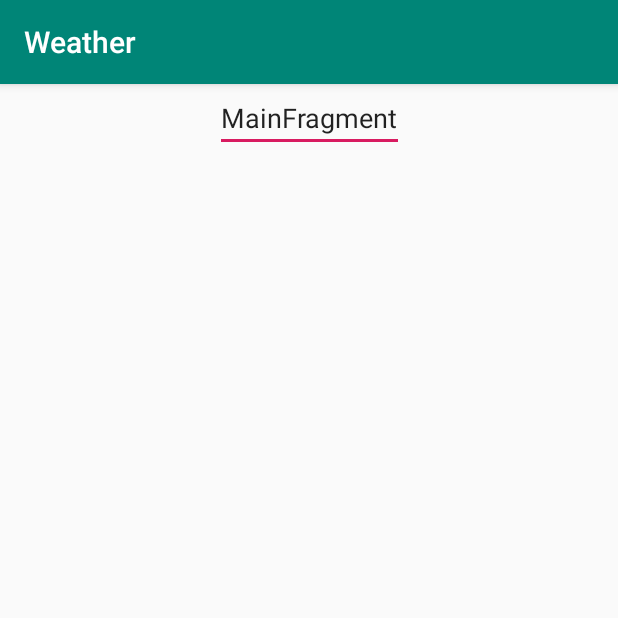
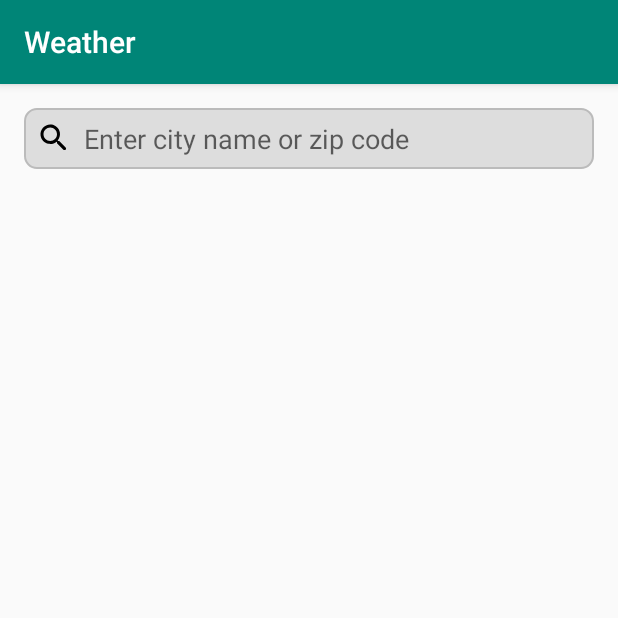
Before and after one commit to adurandet/Weather, an Android app: the screen it shows after launch (MainActivity), on a phone screen of 412 x 824 dp, the top half of it. Run offline under Robolectric (Android 15) with nearby library versions, the phone set to English and light mode, and no system bars; pictures from the network do not load; 1 statement that could not run was skipped.

Commit message:
Create UI Create Card weather View Create DebounceTextWatcher

```diff
--- /dev/null
+++ b/app/src/main/java/com/adurandet/weather/ui/main/view/WeatherCardView.kt
@@ -0,0 +1,38 @@
+package com.adurandet.weather.ui.main.view
+
+import android.content.Context
+import android.util.AttributeSet
+import android.view.View
+import android.widget.LinearLayout
+import com.adurandet.weather.R
+import com.adurandet.weather.model.Weather
+import com.adurandet.weather.utils.roundNumber
+import com.bumptech.glide.Glide
+import com.bumptech.glide.load.resource.drawable.DrawableTransitionOptions
+import kotlinx.android.synthetic.main.weather_card_layout.view.*
+
+class WeatherCardView @JvmOverloads constructor(context: Context, attrs: AttributeSet? = null, defStyle: Int = 0) : LinearLayout(context, attrs, defStyle) {
+
+    init {
+      View.inflate(context, R.layout.weather_card_layout, this)
+    }
+
+    fun setWeather(weather: Weather) {
+
+        with(weather) {
+
+            weather_card_name.text = name
+
+            weather_card_description.text = description
+
+            weather_card_temperature.text = context.getString(R.string.temperature, temperature.roundNumber(), context.getString(R.string.celsius))
+
+            Glide.with(context)
+                .load(iconURl)
+                .transition(DrawableTransitionOptions.withCrossFade())
+                .into(weather_card_icon)
+        }
+
+    }
+
+}
--- /dev/null
+++ b/app/src/main/res/drawable/background_stroke_grey_rounded.xml
@@ -0,0 +1,7 @@
+<?xml version="1.0" encoding="utf-8"?>
+<shape xmlns:android="http://schemas.android.com/apk/res/android"
+    android:shape="rectangle">
+    <stroke android:color="@color/dark_grey" android:width="@dimen/standard_stroke_width"/>
+    <solid android:color="@color/light_grey" />
+    <corners android:radius="@dimen/standard_radius" />
+</shape>
--- /dev/null
+++ b/app/src/main/res/drawable/ic_search.xml
@@ -0,0 +1,9 @@
+<vector xmlns:android="http://schemas.android.com/apk/res/android"
+    android:width="24dp"
+    android:height="24dp"
+    android:viewportWidth="24"
+    android:viewportHeight="24">
+  <path
+      android:fillColor="#FF000000"
+      android:pathData="M15.5,14h-0.79l-0.28,-0.27c1.2,-1.4 1.82,-3.31 1.48,-5.34 -0.47,-2.78 -2.79,-5 -5.59,-5.34 -4.23,-0.52 -7.79,3.04 -7.27,7.27 0.34,2.8 2.56,5.12 5.34,5.59 2.03,0.34 3.94,-0.28 5.34,-1.48l0.27,0.28v0.79l4.25,4.25c0.41,0.41 1.08,0.41 1.49,0 0.41,-0.41 0.41,-1.08 0,-1.49L15.5,14zM9.5,14C7.01,14 5,11.99 5,9.5S7.01,5 9.5,5 14,7.01 14,9.5 11.99,14 9.5,14z"/>
+</vector>
--- a/app/src/main/res/layout/main_activity.xml
+++ b/app/src/main/res/layout/main_activity.xml
@@ -1,7 +1,13 @@
 <?xml version="1.0" encoding="utf-8"?>
-<FrameLayout xmlns:android="http://schemas.android.com/apk/res/android"
+<androidx.coordinatorlayout.widget.CoordinatorLayout xmlns:android="http://schemas.android.com/apk/res/android"
     xmlns:tools="http://schemas.android.com/tools"
-    android:id="@+id/container"
+    android:id="@+id/coordinatorLayout"
     android:layout_width="match_parent"
-    android:layout_height="match_parent"
-    tools:context=".MainActivity" />
+    android:layout_height="match_parent">
+
+    <FrameLayout
+        android:id="@+id/container"
+        android:layout_width="match_parent"
+        android:layout_height="match_parent"
+        tools:context=".MainActivity" />
+</androidx.coordinatorlayout.widget.CoordinatorLayout>
--- a/app/src/main/res/layout/main_fragment.xml
+++ b/app/src/main/res/layout/main_fragment.xml
@@ -2,19 +2,45 @@
 <androidx.constraintlayout.widget.ConstraintLayout xmlns:android="http://schemas.android.com/apk/res/android"
     xmlns:app="http://schemas.android.com/apk/res-auto"
     xmlns:tools="http://schemas.android.com/tools"
-    android:id="@+id/main"
+    android:id="@+id/container"
     android:layout_width="match_parent"
     android:layout_height="match_parent"
-    tools:context=".ui.main.MainFragment">
+    android:padding="@dimen/standard_padding"
+    tools:context=".ui.main.MainFragment"
+    >
 
     <EditText
-        android:id="@+id/searchEdt"
-        android:layout_width="wrap_content"
+        android:id="@+id/weather_fragment_search_edt"
+        style="@style/SearchEditText"
+        android:layout_width="0dp"
         android:layout_height="wrap_content"
-        android:text="MainFragment"
+        android:hint="@string/enter_city_or_zip_code"
         app:layout_constraintEnd_toEndOf="parent"
         app:layout_constraintStart_toStartOf="parent"
         app:layout_constraintTop_toTopOf="parent" />
 
+    <androidx.core.widget.ContentLoadingProgressBar
+        android:id="@+id/weather_fragment_progress_bar"
+        style="@android:style/Widget.ProgressBar.Small"
+        android:layout_width="wrap_content"
+        android:layout_height="wrap_content"
+        android:visibility="gone"
+        tools:visibility="visible"
+        android:layout_marginEnd="@dimen/standard_padding"
+        app:layout_constraintEnd_toEndOf="parent"
+        app:layout_constraintTop_toTopOf="@id/weather_fragment_search_edt"
+        app:layout_constraintBottom_toBottomOf="@id/weather_fragment_search_edt"
+        />
+
+    <com.adurandet.weather.ui.main.view.WeatherCardView
+        android:id="@+id/weather_fragment_weather_card"
+        android:layout_width="match_parent"
+        android:layout_height="wrap_content"
+        android:visibility="gone"
+        tools:visibility="visible"
+        android:layout_marginTop="@dimen/standard_padding"
+        app:layout_constraintEnd_toEndOf="parent"
+        app:layout_constraintStart_toStartOf="parent"
+        app:layout_constraintTop_toBottomOf="@id/weather_fragment_search_edt"/>
 
 </androidx.constraintlayout.widget.ConstraintLayout>
--- a/app/src/main/res/values/colors.xml
+++ b/app/src/main/res/values/colors.xml
@@ -3,4 +3,8 @@
     <color name="colorPrimary">#008577</color>
     <color name="colorPrimaryDark">#00574B</color>
     <color name="colorAccent">#D81B60</color>
+
+    <color name="light_grey">#DDDDDD</color>
+    <color name="dark_grey">#BBBBBB</color>
+
 </resources>
--- /dev/null
+++ b/app/src/main/res/values/dimens.xml
@@ -0,0 +1,10 @@
+<?xml version="1.0" encoding="utf-8"?>
+<resources>
+    <dimen name="standard_drawable_padding">8dp</dimen>
+    <dimen name="standard_edit_text_padding">8dp</dimen>
+    <dimen name="standard_radius">8dp</dimen>
+    <dimen name="standard_stroke_width">1dp</dimen>
+    <dimen name="standard_padding">16dp</dimen>
+    <dimen name="card_weather_icon">56dp</dimen>
+    <dimen name="standard_card_elevation">4dp</dimen>
+</resources>
--- a/app/src/main/res/values/strings.xml
+++ b/app/src/main/res/values/strings.xml
@@ -1,3 +1,7 @@
 <resources>
     <string name="app_name">Weather</string>
+    <string name="generic_error_message">An error occurred. Please try again.</string>
+    <string name="enter_city_or_zip_code">Enter city name or zip code</string>
+    <string name="temperature">%1s %2s</string>
+    <string name="celsius">°C</string>
 </resources>
--- a/app/src/main/res/values/styles.xml
+++ b/app/src/main/res/values/styles.xml
@@ -8,4 +8,32 @@
         <item name="colorAccent">@color/colorAccent</item>
     </style>
 
+    <style name="SearchEditText" parent="Widget.AppCompat.EditText">
+        <item name="android:background">@drawable/background_stroke_grey_rounded</item>
+        <item name="android:drawableStart">@drawable/ic_search</item>
+        <item name="android:drawablePadding">@dimen/standard_drawable_padding</item>
+        <item name="android:padding">@dimen/standard_edit_text_padding</item>
+        <item name="editTextStyle">@style/textNormal</item>
+    </style>
+
+    <style name="textH1" >
+        <item name="android:textSize">24sp</item>
+        <item name="android:textStyle">bold</item>
+        <item name="android:textColor">@android:color/black</item>
+    </style>
+
+    <style name="textH2" >
+        <item name="android:textSize">18sp</item>
+    </style>
+
+    <style name="textNormal" >
+        <item name="android:textSize">16sp</item>
+    </style>
+
+    <style name="standard_card_view">
+        <item name="cardCornerRadius">@dimen/standard_radius</item>
+        <item name="contentPadding">@dimen/standard_padding</item>
+        <item name="cardUseCompatPadding">true</item>
+    </style>
+
 </resources>
```
Also changed, not shown: app/build.gradle (+10 -3 lines), app/src/main/java/com/adurandet/weather/component/DebounceTextWatcher.kt (added, +41 -0 lines), app/src/main/java/com/adurandet/weather/utils/DataUtils.kt (added, +14 -0 lines), app/src/main/java/com/adurandet/weather/utils/FragmentExtensions.kt (added, +16 -0 lines), app/src/main/res/drawable/ic_sun.xml (added, +12 -0 lines), app/src/main/res/layout/weather_card_layout.xml (added, +54 -0 lines).
